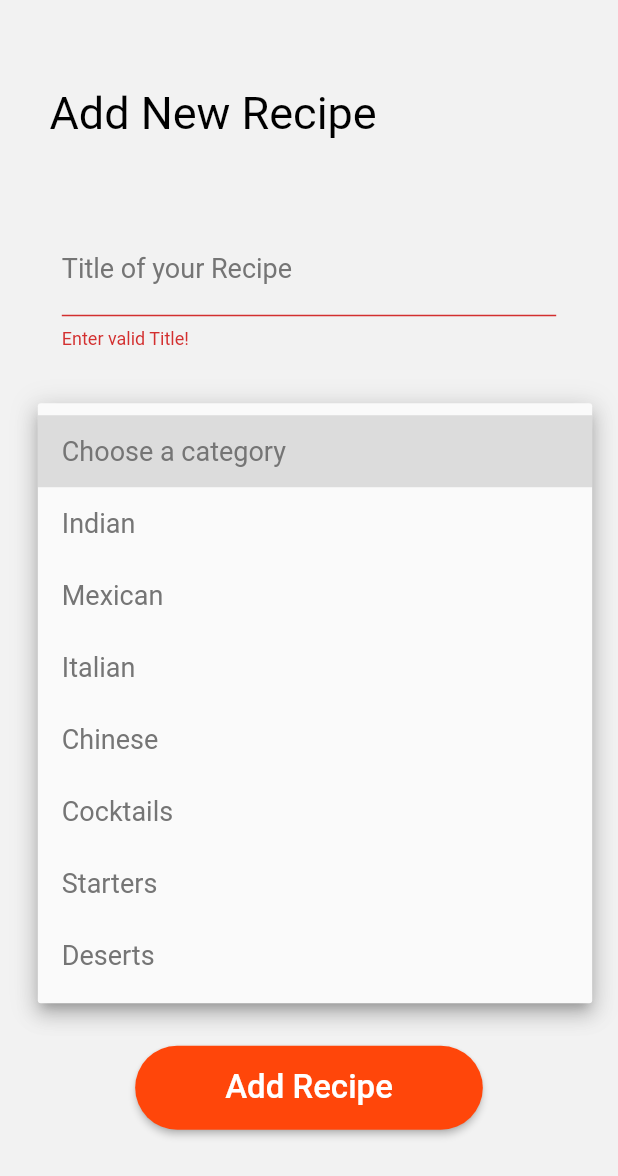
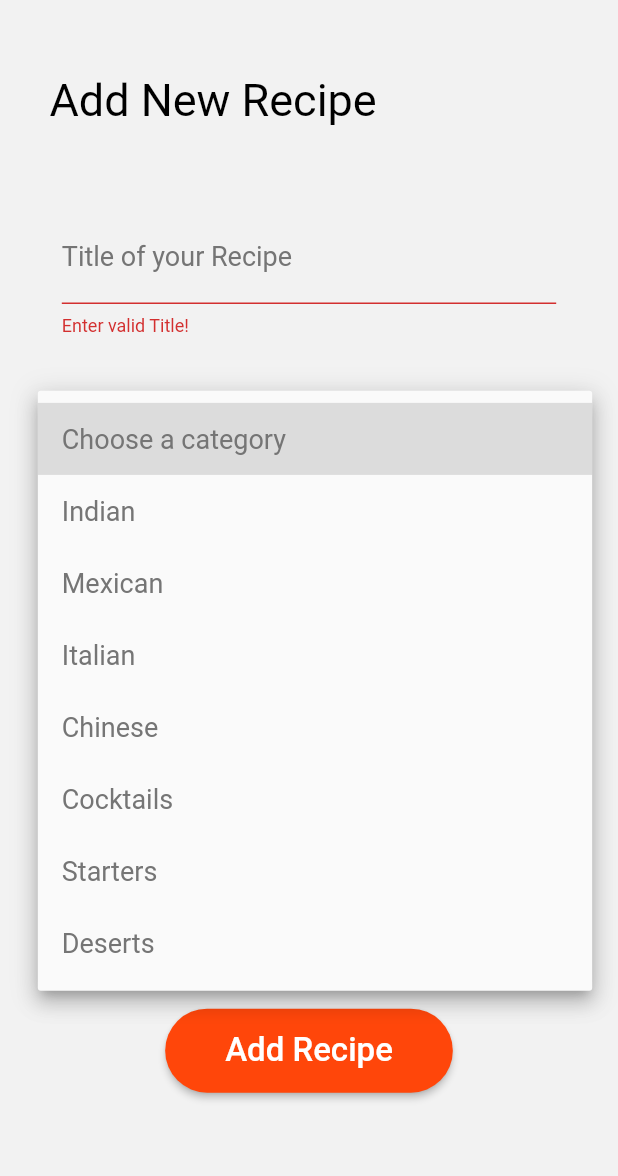
Before and after one commit to kashish1211/Raaz-E-Rasoi, a Flutter app: the AddRecipe screen opened directly, after a tap on "Add Recipe", after a tap on "Choose a category", on a phone screen of 412 x 824 dp. Shown: the top 1176 px of the screen. Run offline on Flutter 3.47's test engine with Material 2 defaults, Android fonts, the light colour scheme and no system bars; our stand-ins replace cloud_firestore, firebase_auth, firebase_core, firebase_storage, image_picker; missing offline and left inert: swipeable_page_route; accounts and stored records are empty.

Commit message:
firebase image stored
Co-authored-by: HarryPuttar <HarshitJain28@users.noreply.github.com>
Co-authored-by: shubh1605 <shubh1605@users.noreply.github.com>

```diff
--- a/lib/widgets/add_recipe.dart
+++ b/lib/widgets/add_recipe.dart
@@ -2,6 +2,7 @@ import 'dart:io';
 
 import 'package:cloud_firestore/cloud_firestore.dart';
 import 'package:firebase_auth/firebase_auth.dart';
+import 'package:firebase_storage/firebase_storage.dart';
 import 'package:flutter/material.dart';
 import 'package:raaz_e_rasoi/widgets/authenticate/header.dart';
 import 'package:image_picker/image_picker.dart';
@@ -24,17 +25,38 @@ class _AddRecipeState extends State<AddRecipe> {
   var _recipe = "";
   var _recipeIngredients = [];
   var _isLoading = false;
+  File? _pickedImage;
   final _formKey = GlobalKey<FormState>();
 
-  void _trySubmit(BuildContext ctx) {
+  void _trySubmit(BuildContext ctx) async {
     setState(() {
       _isLoading = true;
     });
     final isValid = _formKey.currentState!.validate();
     FocusScope.of(context).unfocus();
+    if (_pickedImage == null) {
+      setState(() {
+        _isLoading = false;
+      });
+      ScaffoldMessenger.of(ctx).showSnackBar(
+        SnackBar(
+          content: Text("Please Upload a valid image."),
+          backgroundColor: Colors.red,
+        ),
+      );
+      return;
+    }
     if (isValid) {
       _formKey.currentState!.save();
       getEmail();
+      final ref = FirebaseStorage.instance
+          .ref()
+          .child('Recipe Images')
+          .child(email)
+          .child(_recipeName + '.jpg');
+
+      await ref.putFile(_pickedImage!).whenComplete;
+
       FirebaseFirestore.instance
           .collection('recipes')
           .doc(email)
@@ -68,8 +90,6 @@ class _AddRecipeState extends State<AddRecipe> {
     });
   }
 
-  File? _pickedImage;
-
   void _pickImage() async {
     final _pickedImageFile = await ImagePicker().pickImage(
       source: ImageSource.gallery,
@@ -89,7 +109,9 @@ class _AddRecipeState extends State<AddRecipe> {
       body: ListView(
         children: [
           Container(
-            height: queryData.size.height * 1.25,
+            height: _pickedImage != null
+                ? queryData.size.height * 1.25
+                : queryData.size.height * 1,
             decoration: BoxDecoration(
               color: Color(0xfff2f2f2),
             ),
@@ -98,7 +120,7 @@ class _AddRecipeState extends State<AddRecipe> {
                 Padding(
                   padding: EdgeInsets.only(
                     left: queryData.size.width * 0.08,
-                    top: queryData.size.height * 0.07,
+                    top: queryData.size.height * 0.06,
                   ),
                   child: Align(
                     alignment: Alignment.centerLeft,
@@ -246,23 +268,16 @@ class _AddRecipeState extends State<AddRecipe> {
                         ),
                         SizedBox(height: queryData.size.height * 0.02),
                         if (_pickedImage != null)
-                          Image.file(
-                            _pickedImage!,
-                            height: queryData.size.height * 0.3,
-                            width: queryData.size.width * 0.4,
-                            // fit: BoxFit.fitHeight,
+                          CircleAvatar(
+                            radius: 75,
+                            backgroundImage: FileImage(_pickedImage!),
                           ),
-                        // Container(
-                        //   decoration: BoxDecoration(
-                        //       image: DecorationImage(
-                        //           image: FileImage(_pickedImage!))),
-                        // ),
-                        SizedBox(height: queryData.size.height * 0.04),
+                        SizedBox(height: queryData.size.height * 0.02),
                         ElevatedButton(
                           style: ElevatedButton.styleFrom(
                             primary: Color(0xffff460a),
                             padding: EdgeInsets.symmetric(
-                                horizontal: 60, vertical: 15),
+                                horizontal: 40, vertical: 15),
                             shape: RoundedRectangleBorder(
                               borderRadius: BorderRadius.circular(100),
                             ),
--- a/pubspec.yaml
+++ b/pubspec.yaml
@@ -27,6 +27,7 @@ dependencies:
   firebase_auth: ^3.1.3
   cloud_firestore: ^2.5.3
   image_picker: ^0.8.4+2
+  firebase_storage: ^10.0.5
 
 
   swipeable_page_route: ^0.2.3
```
Also changed, not shown: pubspec.lock.
